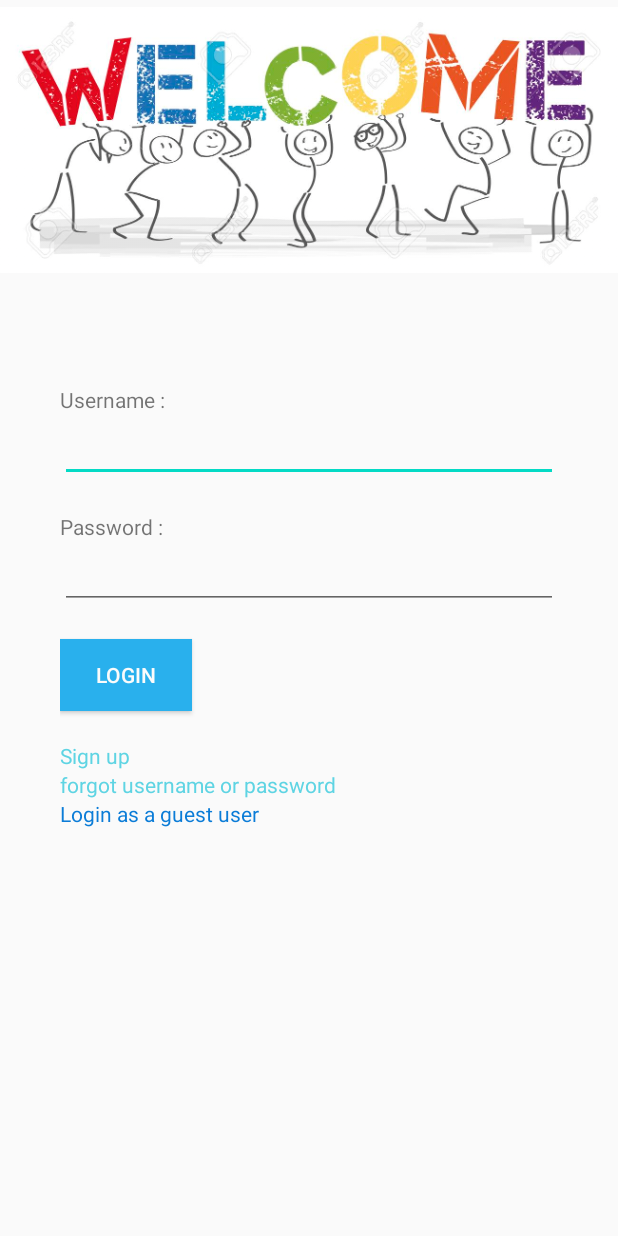
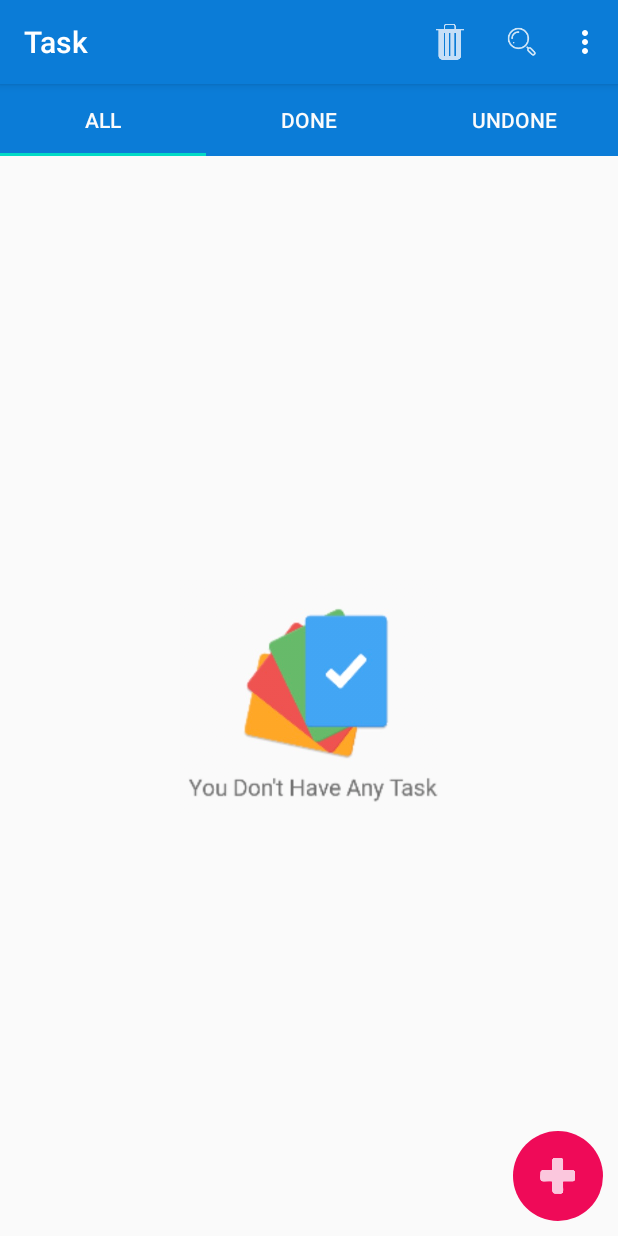
Before and after one commit to hosseinkasiri/Task-Repository, an Android app: the screen it shows after launch (LoginPageActivity before the commit, MainActivity after it), after a tap on "Login as a guest user", on a phone screen of 412 x 824 dp. Run offline under Robolectric (Android 15) with nearby library versions, the phone set to English and light mode, and no system bars.

Commit message:
create guest user

```diff
--- a/app/src/main/java/com/example/task/controller/AddTaskFragment.java
+++ b/app/src/main/java/com/example/task/controller/AddTaskFragment.java
@@ -26,7 +26,7 @@ import java.util.UUID;
 
 public class AddTaskFragment extends DialogFragment{
 
-    public static final String USER_ID = "com.example.task.controller_userId";
+    private static final String USER_ID = "com.example.task.controller_userId";
     private EditText mDescriptionText;
     private TextView mDateText;
     private TextView mTimeText;
--- a/app/src/main/java/com/example/task/controller/LoginPageFragment.java
+++ b/app/src/main/java/com/example/task/controller/LoginPageFragment.java
@@ -57,6 +57,12 @@ public class LoginPageFragment extends Fragment {
         mGuest.setOnClickListener(new View.OnClickListener() {
             @Override
             public void onClick(View v) {
+                User user = new User();
+                user.setGuest(true);
+                UserLab.getInstance(getActivity()).addUser(user);
+                Intent intent = MainActivity.newIntent(getActivity(),user.getUuid());
+                startActivity(intent);
+                getActivity().finish();
             }
         });
         mLoginButton.setOnClickListener(new View.OnClickListener() {
--- a/app/src/main/java/com/example/task/controller/MainActivity.java
+++ b/app/src/main/java/com/example/task/controller/MainActivity.java
@@ -21,11 +21,8 @@ import java.util.UUID;
 
 public class MainActivity extends AppCompatActivity {
 
-    private static final String TRASH_TAG = "com.example.task.controller_trash";
-    public static final String USER_ID = "com.example.task.controller_userId";
+    private static final String USER_ID = "com.example.task.controller_userId";
     private TabLayout mTabLayout;
-    private AppBarLayout mAppBarLayout;
-   // private ImageView mTrashView;
     private ViewPager mViewPager;
     private ViewPagerAdapter adapter;
     private TaskListMode mAll = TaskListMode.all;
@@ -44,7 +41,6 @@ public class MainActivity extends AppCompatActivity {
         super.onCreate(savedInstanceState);
         setContentView(R.layout.activity_main);
         findViews();
-       // String uuid =  getIntent().getStringExtra(USER_ID);
         mUserId = (UUID) getIntent().getSerializableExtra(USER_ID);
         adapter = new ViewPagerAdapter(getSupportFragmentManager());
         adapter.addFragment(TaskListFragment.newInstance(mAll,mUserId) , "All" );
@@ -57,6 +53,5 @@ public class MainActivity extends AppCompatActivity {
     private void findViews() {
         mTabLayout = findViewById(R.id.tab_layout_id);
         mViewPager = findViewById(R.id.view_pager_id);
-       // mTrashView = findViewById(R.id.trash_task_id);
     }
 }
--- a/app/src/main/java/com/example/task/database/TaskBaseHelper.java
+++ b/app/src/main/java/com/example/task/database/TaskBaseHelper.java
@@ -19,7 +19,8 @@ public class TaskBaseHelper extends SQLiteOpenHelper {
                 TaskDbSchema.UserTable.UserCols.FIRST_NAME + ", " +
                 TaskDbSchema.UserTable.UserCols.LAST_NAME + ", " +
                 TaskDbSchema.UserTable.UserCols.USERNAME + ", " +
-                TaskDbSchema.UserTable.UserCols.PASSWORD +
+                TaskDbSchema.UserTable.UserCols.PASSWORD + ", " +
+                TaskDbSchema.UserTable.UserCols.GUEST +
                 ")"
         );
 
--- a/app/src/main/java/com/example/task/database/TaskDbSchema.java
+++ b/app/src/main/java/com/example/task/database/TaskDbSchema.java
@@ -14,6 +14,7 @@ public class TaskDbSchema {
             public static final String LAST_NAME = "lastName";
             public static final String USERNAME = "username";
             public static final String PASSWORD = "password";
+            public static final String GUEST = "guest";
         }
     }
 
--- a/app/src/main/java/com/example/task/database/UserCursorWrapper.java
+++ b/app/src/main/java/com/example/task/database/UserCursorWrapper.java
@@ -23,12 +23,14 @@ public class UserCursorWrapper extends CursorWrapper {
         String userName = getString(getColumnIndex(TaskDbSchema.UserTable.UserCols.USERNAME));
         String passWord = getString(getColumnIndex(TaskDbSchema.UserTable.UserCols.PASSWORD));
         UUID uuid = UUID.fromString(getString(getColumnIndex(TaskDbSchema.UserTable.UserCols.UUID)));
+        boolean isGuest = getInt(getColumnIndex(TaskDbSchema.UserTable.UserCols.GUEST)) != 0 ;
 
         User user = new User(uuid);
         user.setFirstName(firstName);
         user.setLastName(lastName);
         user.setUsername(userName);
         user.setPassword(passWord);
+        user.setGuest(isGuest);
         return user;
     }
 }
--- a/app/src/main/java/com/example/task/model/TaskLab.java
+++ b/app/src/main/java/com/example/task/model/TaskLab.java
@@ -107,8 +107,10 @@ public class TaskLab {
         mDatabase.delete(TaskDbSchema.TaskTable.NAME,whereClause,new String[]{id.toString()});
     }
 
-    public void clearTasks(){
-        mDatabase.delete(TaskDbSchema.TaskTable.NAME,null,null);
+    public void clearTasks(UUID userId){
+        String whereClause = TaskDbSchema.TaskTable.TaskCols.USER_ID + " = ?";
+        String[] whereArgs = new String[]{userId.toString()};
+        mDatabase.delete(TaskDbSchema.TaskTable.NAME,whereClause,whereArgs);
     }
 
     public ContentValues getContentValues(Task task){
--- a/app/src/main/java/com/example/task/model/User.java
+++ b/app/src/main/java/com/example/task/model/User.java
@@ -9,6 +9,7 @@ public class User {
     private UUID mUuid;
     private String mUsername;
     private String mPassword;
+    private boolean mGuest;
 
     public User() {
         this(UUID.randomUUID());
@@ -16,6 +17,7 @@ public class User {
 
     public User(UUID uuid){
         mUuid = uuid;
+        mGuest = false;
     }
 
     public String getFirstName() {
@@ -53,4 +55,12 @@ public class User {
     public void setPassword(String password) {
         mPassword = password;
     }
+
+    public boolean isGuest() {
+        return mGuest;
+    }
+
+    public void setGuest(boolean guest) {
+        mGuest = guest;
+    }
 }
--- a/app/src/main/res/layout/fragment_login_page.xml
+++ b/app/src/main/res/layout/fragment_login_page.xml
@@ -39,7 +39,8 @@
         <EditText
             android:id="@+id/password_edit_text"
             android:layout_width="match_parent"
-            android:layout_height="wrap_content"/>
+            android:layout_height="wrap_content"
+            android:inputType="textPassword"/>
 
         <Button
             android:id="@+id/login_button"
--- a/app/src/main/res/menu/list_toolbar_menu.xml
+++ b/app/src/main/res/menu/list_toolbar_menu.xml
@@ -2,6 +2,10 @@
 <menu xmlns:app="http://schemas.android.com/apk/res-auto"
     xmlns:android="http://schemas.android.com/apk/res/android">
 
+    <item
+        android:id="@+id/log_out_menu"
+        android:title="@string/logout"
+        app:showAsAction="never" />
     <item
         android:id="@+id/trash_menu"
         android:icon="@drawable/icon_trash_white"
--- a/app/src/main/res/values/strings.xml
+++ b/app/src/main/res/values/strings.xml
@@ -13,4 +13,9 @@
     <string name="login_as_a_guest_user">Login as a guest user</string>
     <string name="search">search</string>
     <string name="trash">Trash</string>
+    <string name="logout">logOut</string>
+    <string name="log_out1">Are you sure you want to log out ?</string>
+    <string name="log_out2">if you login with guest your task is destroy !</string>
+    <string name="log_out3">if you want do`nt destroy your task you should sign up</string>
+
 </resources>
```
Also changed, not shown: app/src/main/java/com/example/task/controller/LogOutDialogFragment.java (added, +67 -0 lines), app/src/main/java/com/example/task/controller/LoginPageActivity.java (+8 -0 lines), app/src/main/java/com/example/task/controller/TaskListFragment.java (+20 -25 lines), app/src/main/java/com/example/task/controller/TrashDialogFragment.java (+10 -3 lines), app/src/main/java/com/example/task/model/UserLab.java (+22 -0 lines), app/src/main/res/layout/log_out_layout.xml (added, +33 -0 lines).
